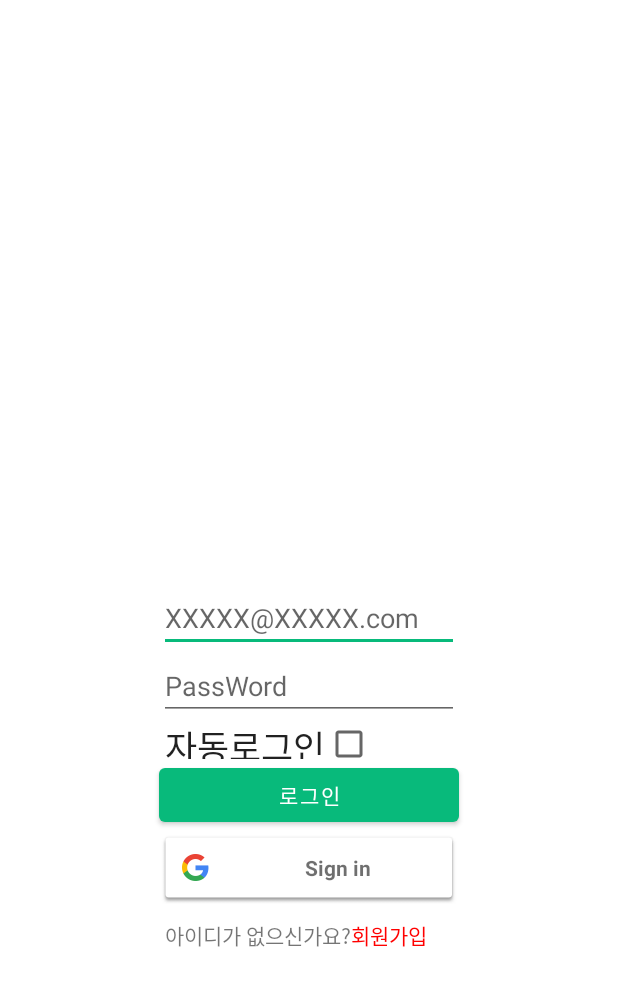
After one commit to ji-hunc/kookbap, an Android app: the layout login_activity.xml on its own in the app's theme, with its tools: preview values and no code run, on a phone screen of 412 x 824 dp. The commit adds this screen. Shown: the top 986 px of the screen. Run offline under Robolectric (Android 15) with nearby library versions, the phone set to English and light mode, and no system bars.

Commit message:
로그인 페이지

```diff
--- /dev/null
+++ b/kookbap/app/src/main/res/drawable/ic_baseline_chevron_left_24.xml
@@ -0,0 +1,5 @@
+<vector android:height="24dp" android:tint="#000000"
+    android:viewportHeight="24" android:viewportWidth="24"
+    android:width="24dp" xmlns:android="http://schemas.android.com/apk/res/android">
+    <path android:fillColor="@android:color/white" android:pathData="M15.41,7.41L14,6l-6,6 6,6 1.41,-1.41L10.83,12z"/>
+</vector>
--- /dev/null
+++ b/kookbap/app/src/main/res/drawable/ic_baseline_chevron_right_24.xml
@@ -0,0 +1,5 @@
+<vector android:height="24dp" android:tint="#000000"
+    android:viewportHeight="24" android:viewportWidth="24"
+    android:width="24dp" xmlns:android="http://schemas.android.com/apk/res/android">
+    <path android:fillColor="@android:color/white" android:pathData="M10,6L8.59,7.41 13.17,12l-4.58,4.59L10,18l6,-6z"/>
+</vector>
--- /dev/null
+++ b/kookbap/app/src/main/res/drawable/ic_baseline_do_disturb_24.xml
@@ -0,0 +1,5 @@
+<vector android:height="24dp" android:tint="#000000"
+    android:viewportHeight="24" android:viewportWidth="24"
+    android:width="24dp" xmlns:android="http://schemas.android.com/apk/res/android">
+    <path android:fillColor="@android:color/white" android:pathData="M12,2C6.5,2 2,6.5 2,12s4.5,10 10,10s10,-4.5 10,-10S17.5,2 12,2zM4,12c0,-4.4 3.6,-8 8,-8c1.8,0 3.5,0.6 4.9,1.7L5.7,16.9C4.6,15.5 4,13.8 4,12zM12,20c-1.8,0 -3.5,-0.6 -4.9,-1.7L18.3,7.1C19.4,8.5 20,10.2 20,12C20,16.4 16.4,20 12,20z"/>
+</vector>
--- /dev/null
+++ b/kookbap/app/src/main/res/drawable/ic_baseline_done_outline_24.xml
@@ -0,0 +1,5 @@
+<vector android:height="24dp" android:tint="#000000"
+    android:viewportHeight="24" android:viewportWidth="24"
+    android:width="24dp" xmlns:android="http://schemas.android.com/apk/res/android">
+    <path android:fillColor="@android:color/white" android:pathData="M19.77,5.03l1.4,1.4L8.43,19.17l-5.6,-5.6 1.4,-1.4 4.2,4.2L19.77,5.03m0,-2.83L8.43,13.54l-4.2,-4.2L0,13.57 8.43,22 24,6.43 19.77,2.2z"/>
+</vector>
--- a/kookbap/app/src/main/res/layout/fragment_recommend_menu.xml
+++ b/kookbap/app/src/main/res/layout/fragment_recommend_menu.xml
@@ -78,10 +78,4 @@
         android:layout_height="match_parent"
         />
 
-
-
-
-
-
-
 </LinearLayout>
--- /dev/null
+++ b/kookbap/app/src/main/res/layout/login_activity.xml
@@ -0,0 +1,76 @@
+<?xml version="1.0" encoding="utf-8"?>
+<RelativeLayout xmlns:android="http://schemas.android.com/apk/res/android"
+    xmlns:app="http://schemas.android.com/apk/res-auto"
+    xmlns:tools="http://schemas.android.com/tools"
+    android:id="@+id/layout_main"
+    android:layout_width="match_parent"
+    android:layout_height="match_parent"
+    tools:context=".LoginActivity">
+
+    <EditText
+        android:id="@+id/login_Email"
+        android:layout_width="200dp"
+        android:layout_height="wrap_content"
+        android:hint="XXXXX@XXXXX.com"
+        android:maxLines="1"
+        android:layout_centerInParent="true"
+        android:inputType="textEmailAddress"
+        />
+    <EditText
+        android:id="@+id/login_Password"
+        android:layout_width="200dp"
+        android:layout_height="wrap_content"
+        android:hint="PassWord"
+        android:maxLines="1"
+        android:layout_below="@id/login_Email"
+        android:layout_centerHorizontal="true"
+        android:inputType="textPassword"
+        />
+    <CheckedTextView
+        android:id="@+id/login_outo_Login"
+        android:layout_width="wrap_content"
+        android:layout_height="26dp"
+        android:layout_below="@id/login_Password"
+        android:text="자동로그인"
+        android:textSize="23dp"
+        android:checked="false"
+        android:checkMark="?android:attr/listChoiceIndicatorMultiple"
+        android:layout_marginLeft="110dp"/>
+
+    <Button
+        android:id="@+id/login_btn"
+        android:layout_width="200dp"
+        android:layout_height="wrap_content"
+        android:layout_below="@id/login_outo_Login"
+        android:layout_centerHorizontal="true"
+        android:text="로그인"
+        />
+    <com.google.android.gms.common.SignInButton
+        android:id="@+id/login_toGoogle_btn"
+        android:layout_width="200dp"
+        android:layout_height="wrap_content"
+        android:layout_below="@id/login_btn"
+        android:layout_centerHorizontal="true"
+        />
+    <TextView
+        android:id="@+id/login_Question"
+        android:layout_width="wrap_content"
+        android:layout_height="wrap_content"
+        android:layout_below="@id/login_toGoogle_btn"
+        android:layout_marginLeft="110dp"
+        android:text="아이디가 없으신가요?"
+        android:layout_marginTop="10dp"
+        />
+
+    <TextView
+        android:id="@+id/lognin_singup"
+        android:layout_width="wrap_content"
+        android:layout_height="wrap_content"
+        android:text="회원가입"
+        android:textColor="#ffff0000"
+        android:layout_below="@id/login_toGoogle_btn"
+        android:layout_toRightOf="@id/login_Question"
+        android:layout_marginTop="10dp"
+        />
+
+</RelativeLayout>
```
Also changed, not shown: kookbap/app/src/main/java/com/kookmin/kookbap/CheckEmailActivity.java (added, +55 -0 lines), kookbap/app/src/main/java/com/kookmin/kookbap/LoadingActivity.java (added, +28 -0 lines), kookbap/app/src/main/java/com/kookmin/kookbap/LoginActivity.java (added, +110 -0 lines), kookbap/app/src/main/java/com/kookmin/kookbap/MainViewActivity.java (added, +33 -0 lines), kookbap/app/src/main/java/com/kookmin/kookbap/SignUpActivity.java (added, +94 -0 lines), kookbap/app/src/main/res/drawable/ic_launcher_foreground.xml (added, +30 -0 lines), kookbap/app/src/main/res/layout/loading_activity.xml (added, +9 -0 lines), kookbap/app/src/main/res/layout/mainview_activity.xml (added, +15 -0 lines), kookbap/app/src/main/res/layout/signup_activity.xml (added, +72 -0 lines), kookbap/app/src/main/res/layout/signup_email_checking.xml (added, +23 -0 lines), kookbap/app/src/main/res/drawable/kookbob.png (added).
